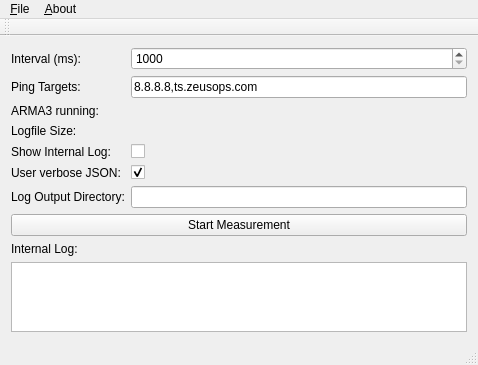
blizzard4591/zeusUtilities, file src/mainwindow.ui: the form before one commit.
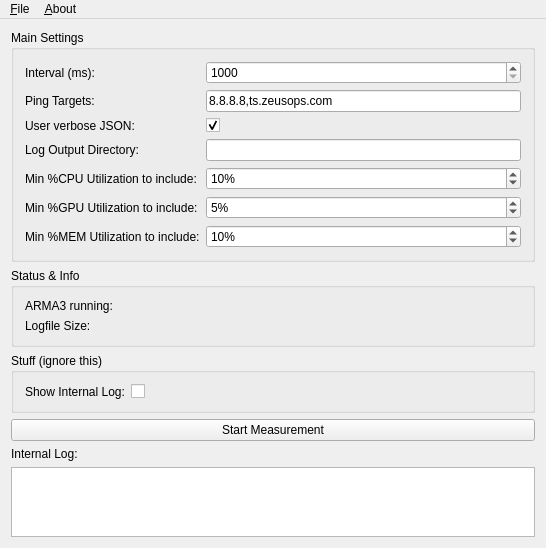
The form after the commit.

Diff of the .ui file:
```diff
--- a/src/mainwindow.ui
+++ b/src/mainwindow.ui
@@ -6,8 +6,8 @@
    <rect>
     <x>0</x>
     <y>0</y>
-    <width>478</width>
-    <height>361</height>
+    <width>546</width>
+    <height>531</height>
    </rect>
   </property>
   <property name="windowTitle">
@@ -16,7 +16,11 @@
   <widget class="QWidget" name="centralWidget">
    <layout class="QVBoxLayout" name="verticalLayout">
     <item>
-     <layout class="QFormLayout" name="formLayout">
+     <widget class="QGroupBox" name="groupBox">
+      <property name="title">
+       <string>Main Settings</string>
+      </property>
+      <layout class="QFormLayout" name="formLayout_3">
       <item row="0" column="0">
        <widget class="QLabel" name="lblInterval">
         <property name="text">
@@ -58,75 +62,145 @@
        </widget>
       </item>
       <item row="2" column="0">
+        <widget class="QLabel" name="lblVerboseJson">
+         <property name="text">
+          <string>User verbose JSON:</string>
+         </property>
+        </widget>
+       </item>
+       <item row="2" column="1">
+        <widget class="QCheckBox" name="cboxVerboseJson">
+         <property name="text">
+          <string/>
+         </property>
+         <property name="checked">
+          <bool>true</bool>
+         </property>
+        </widget>
+       </item>
+       <item row="3" column="0">
+        <widget class="QLabel" name="lblOutputDir">
+         <property name="text">
+          <string>Log Output Directory:</string>
+         </property>
+        </widget>
+       </item>
+       <item row="3" column="1">
+        <widget class="QLineEdit" name="edtOutputDir"/>
+       </item>
+       <item row="5" column="0">
+        <widget class="QLabel" name="lblMinGpuUtil">
+         <property name="text">
+          <string>Min %GPU Utilization to include:</string>
+         </property>
+        </widget>
+       </item>
+       <item row="5" column="1">
+        <widget class="QSpinBox" name="spinMinGpuUtil">
+         <property name="suffix">
+          <string>%</string>
+         </property>
+         <property name="value">
+          <number>5</number>
+         </property>
+        </widget>
+       </item>
+       <item row="4" column="0">
+        <widget class="QLabel" name="lblMinCpuUtil">
+         <property name="text">
+          <string>Min %CPU Utilization to include:</string>
+         </property>
+        </widget>
+       </item>
+       <item row="4" column="1">
+        <widget class="QSpinBox" name="spinMinCpuUtil">
+         <property name="suffix">
+          <string>%</string>
+         </property>
+         <property name="value">
+          <number>10</number>
+         </property>
+        </widget>
+       </item>
+       <item row="6" column="0">
+        <widget class="QLabel" name="lblMinMemUtil">
+         <property name="text">
+          <string>Min %MEM Utilization to include:</string>
+         </property>
+        </widget>
+       </item>
+       <item row="6" column="1">
+        <widget class="QSpinBox" name="spinMinMemUtil">
+         <property name="suffix">
+          <string>%</string>
+         </property>
+         <property name="value">
+          <number>10</number>
+         </property>
+        </widget>
+       </item>
+      </layout>
+     </widget>
+    </item>
+    <item>
+     <widget class="QGroupBox" name="groupBox_2">
+      <property name="title">
+       <string>Status &amp;&amp; Info</string>
+      </property>
+      <layout class="QFormLayout" name="formLayout_4">
+       <item row="0" column="0">
        <widget class="QLabel" name="lblArmaRunning">
         <property name="text">
          <string>ARMA3 running:</string>
         </property>
        </widget>
       </item>
-      <item row="2" column="1">
+       <item row="0" column="1">
        <widget class="QLabel" name="lblArmaState">
         <property name="text">
          <string/>
         </property>
        </widget>
       </item>
-      <item row="3" column="0">
+       <item row="1" column="0">
        <widget class="QLabel" name="lblLogStatsLeft">
         <property name="text">
          <string>Logfile Size:</string>
         </property>
        </widget>
       </item>
-      <item row="3" column="1">
+       <item row="1" column="1">
        <widget class="QLabel" name="lblLogStats">
         <property name="text">
          <string/>
         </property>
        </widget>
       </item>
-      <item row="4" column="0">
+      </layout>
+     </widget>
+    </item>
+    <item>
+     <widget class="QGroupBox" name="groupBox_3">
+      <property name="title">
+       <string>Stuff (ignore this)</string>
+      </property>
+      <layout class="QFormLayout" name="formLayout_5">
+       <item row="0" column="0">
        <widget class="QLabel" name="lblShowLog">
         <property name="text">
          <string>Show Internal Log:</string>
         </property>
        </widget>
       </item>
-      <item row="4" column="1">
+       <item row="0" column="1">
        <widget class="QCheckBox" name="cboxShowLog">
         <property name="text">
          <string/>
         </property>
        </widget>
       </item>
-      <item row="6" column="0">
-       <widget class="QLabel" name="lblOutputDir">
-        <property name="text">
-         <string>Log Output Directory:</string>
-        </property>
-       </widget>
-      </item>
-      <item row="6" column="1">
-       <widget class="QLineEdit" name="edtOutputDir"/>
-      </item>
-      <item row="5" column="0">
-       <widget class="QLabel" name="lblVerboseJson">
-        <property name="text">
-         <string>User verbose JSON:</string>
-        </property>
-       </widget>
-      </item>
-      <item row="5" column="1">
-       <widget class="QCheckBox" name="cboxVerboseJson">
-        <property name="text">
-         <string/>
-        </property>
-        <property name="checked">
-         <bool>true</bool>
-        </property>
-       </widget>
-      </item>
-     </layout>
+      </layout>
+     </widget>
     </item>
     <item>
      <widget class="QPushButton" name="btnStartStop">
@@ -155,7 +229,7 @@
     <rect>
      <x>0</x>
      <y>0</y>
-     <width>478</width>
+     <width>546</width>
      <height>21</height>
     </rect>
    </property>
@@ -177,15 +251,6 @@
    <addaction name="menu_File"/>
    <addaction name="menu_About"/>
   </widget>
-  <widget class="QToolBar" name="mainToolBar">
-   <attribute name="toolBarArea">
-    <enum>TopToolBarArea</enum>
-   </attribute>
-   <attribute name="toolBarBreak">
-    <bool>false</bool>
-   </attribute>
-  </widget>
-  <widget class="QStatusBar" name="statusBar"/>
   <action name="actionAbout">
    <property name="text">
     <string>About</string>
```
Left out of the diff: 3 changed lines with no effect on the pictures. Lines whose indentation alone changed are shown as unchanged.
